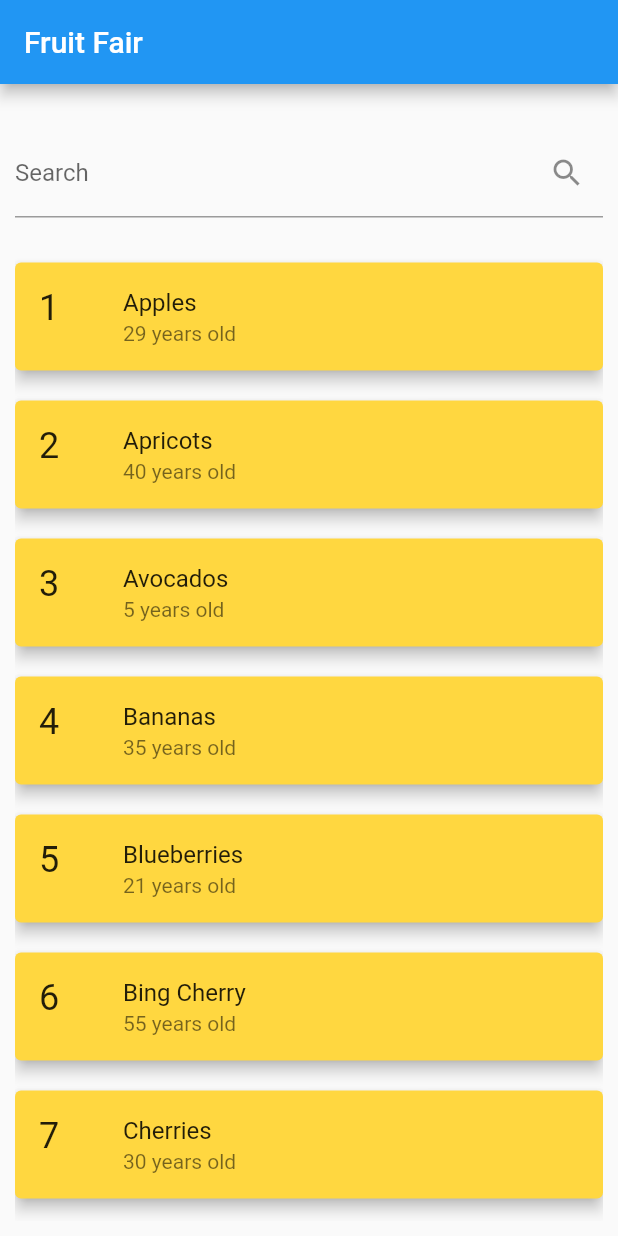
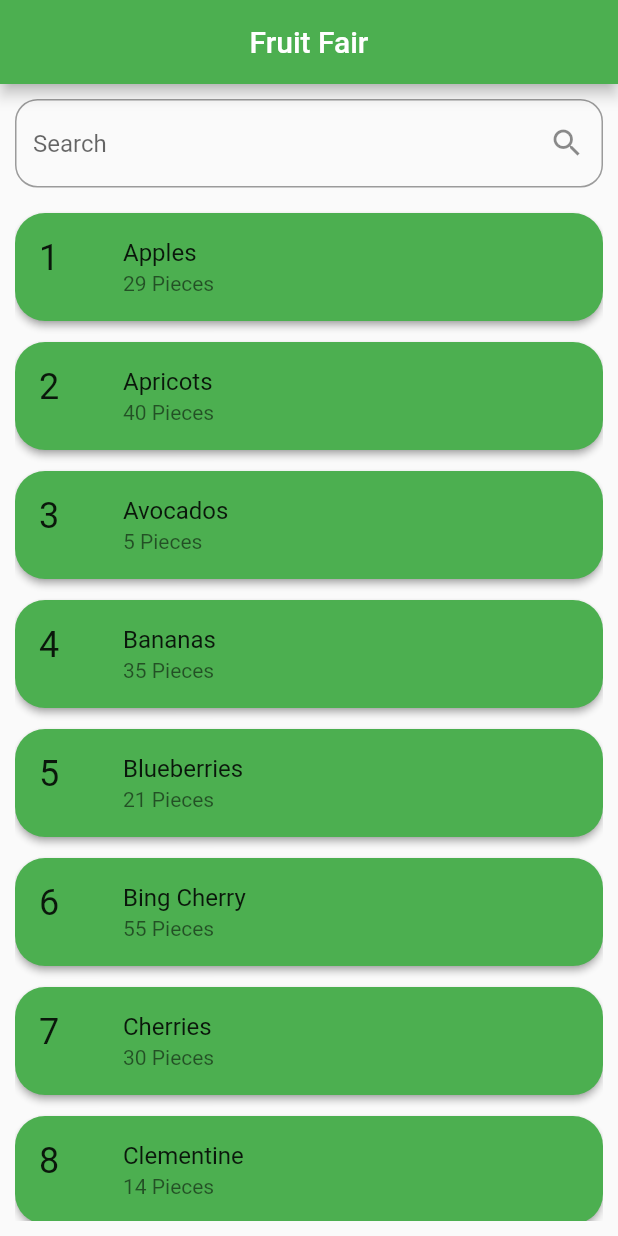
Before and after one commit to kaium32/Fruit-Fair-App-Flutter, a Flutter app: the screen it shows after launch, on a phone screen of 412 x 824 dp. Run offline on Flutter 3.47's test engine with Material 2 defaults, Android fonts, the phone set to English and light mode, and no system bars.

Commit message:
Update main.dart

```diff
--- a/lib/main.dart
+++ b/lib/main.dart
@@ -3,12 +3,16 @@ import 'package:flutter/material.dart';
 void main() {
   runApp(MyApp());
 }
+
 class MyApp extends StatelessWidget {
   @override
   Widget build(BuildContext context) {
     return MaterialApp(
       debugShowCheckedModeBanner: false,
       title: 'Fruit Fair',
+      theme: ThemeData(
+        primarySwatch: Colors.green,
+      ),
       home: HomePage(),
     );
   }
@@ -76,6 +80,7 @@ class _HomePageState extends State<HomePage> {
   ];
 
   List<Map<String, dynamic>> _foundFruits = [];
+
   @override
   initState() {
     _foundFruits = _allFruits;
@@ -96,26 +101,31 @@ class _HomePageState extends State<HomePage> {
       _foundFruits = results;
     });
   }
+
   @override
   Widget build(BuildContext context) {
     return Scaffold(
       appBar: AppBar(
         title: Text('Fruit Fair'),
+        centerTitle: true,
       ),
       body: Padding(
         padding: const EdgeInsets.all(10),
         child: Column(
           children: [
-            SizedBox(
-              height: 20,
-            ),
             TextField(
               onChanged: (value) => _runFilter(value),
               decoration: InputDecoration(
-                  labelText: 'Search', suffixIcon: Icon(Icons.search)),
+                  hintText: 'Search',
+                  border: OutlineInputBorder(
+                      borderRadius: BorderRadius.circular(15),
+                      borderSide: BorderSide(
+                        color: Colors.green.withOpacity(0.1),
+                      )),
+                  suffixIcon: Icon(Icons.search)),
             ),
             SizedBox(
-              height: 20,
+              height: 10,
             ),
             Expanded(
               child: _foundFruits.length > 0
@@ -123,9 +133,13 @@ class _HomePageState extends State<HomePage> {
                       itemCount: _foundFruits.length,
                       itemBuilder: (context, index) => Card(
                         key: ValueKey(_foundFruits[index]["id"]),
-                  color: Colors.amberAccent,
-                  elevation: 4,
-                  margin: EdgeInsets.symmetric(vertical: 10),
+                        color: Colors.green,
+                        elevation: 2,
+                        shape: RoundedRectangleBorder(
+                          borderRadius: BorderRadius.circular(20)
+                        ),
+                        shadowColor: Colors.grey,
+                        margin: EdgeInsets.symmetric(vertical: 7),
                         child: ListTile(
                           leading: Text(
                             _foundFruits[index]["id"].toString(),
@@ -133,13 +147,15 @@ class _HomePageState extends State<HomePage> {
                           ),
                           title: Text(_foundFruits[index]['name']),
                           subtitle: Text(
-                        '${_foundFruits[index]["quantity"].toString()} years old'),
+                              '${_foundFruits[index]["quantity"].toString()} Pieces'),
                         ),
                       ),
                     )
-                  : Text(
+                  : Center(
+                      child: Text(
                         'No results found',
                         style: TextStyle(fontSize: 24),
+                      ),
                     ),
             ),
           ],
```
Lines whose indentation alone changed are shown as unchanged.
